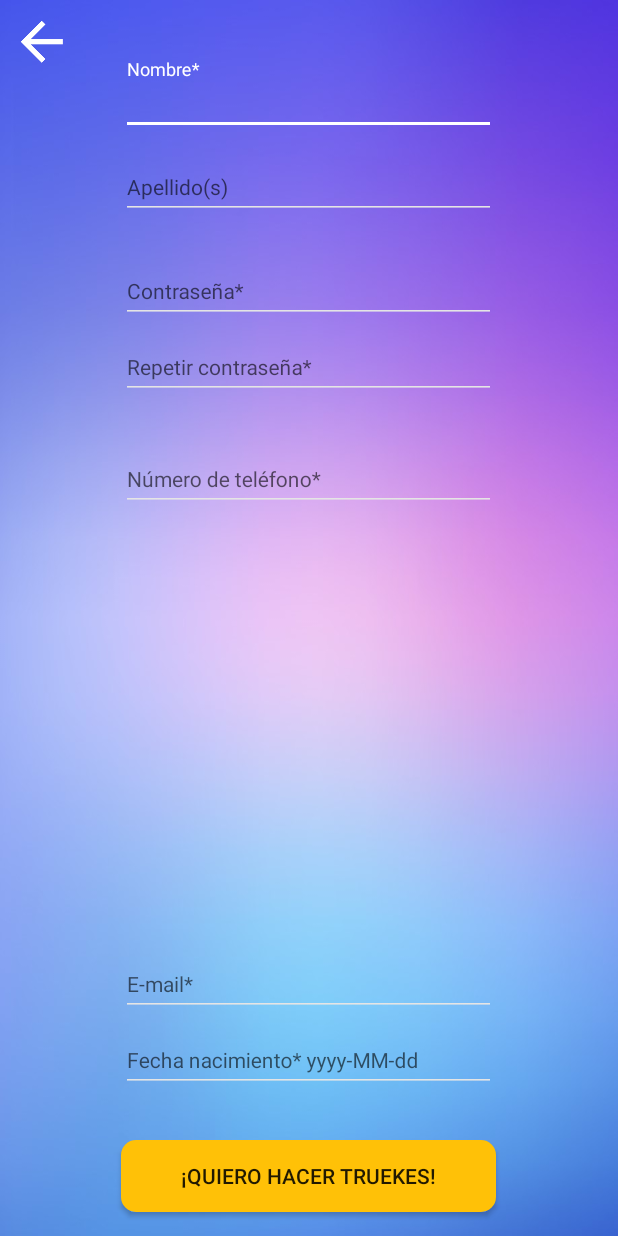
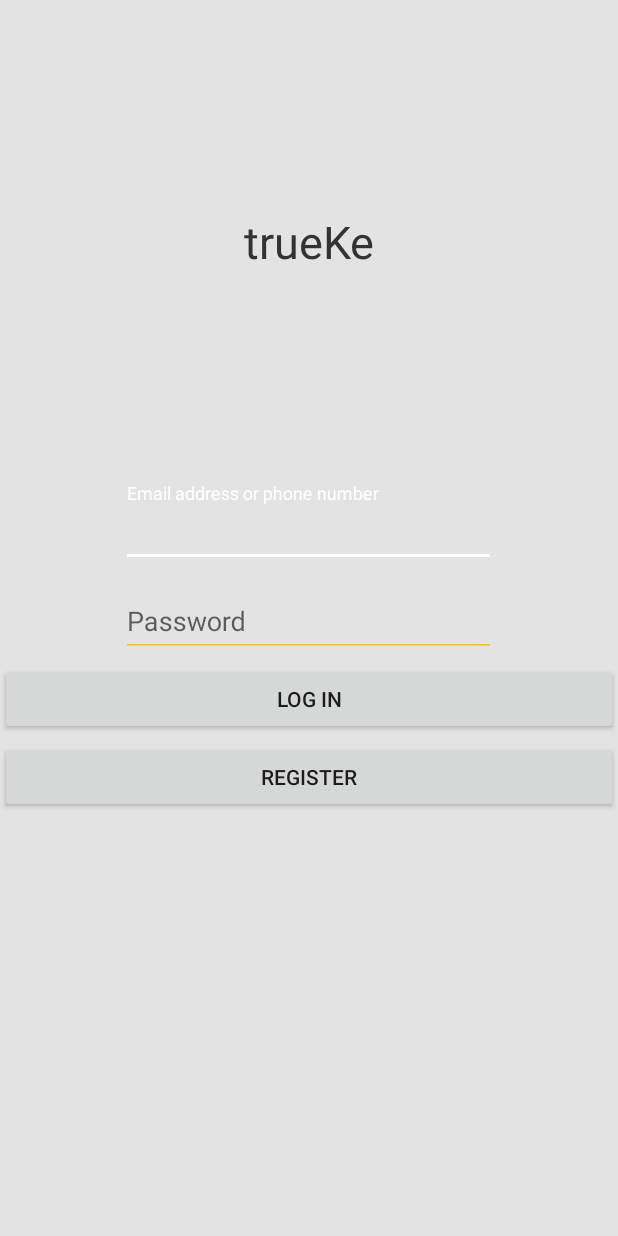
Before and after one commit to marcmendez/TrueKe_Android, an Android app: the screen it shows after launch (LoginActivityImpl), on a phone screen of 412 x 824 dp. Run offline under Robolectric (Android 15) with nearby library versions, the phone set to English and light mode, and no system bars; our stand-ins replace ButterKnife, Dagger/Hilt's generated code.

Commit message:
Login Activity working

```diff
--- a/app/src/main/java/trigues/com/trueke/view/impl/FormatChecker.java
+++ b/app/src/main/java/trigues/com/trueke/utils/FormatChecker.java
@@ -1,4 +1,4 @@
-package trigues.com.trueke.view.impl;
+package trigues.com.trueke.utils;
 
 import android.util.Patterns;
 
--- a/app/src/main/java/trigues/com/trueke/view/LoginActivity.java
+++ b/app/src/main/java/trigues/com/trueke/view/LoginActivity.java
@@ -6,4 +6,5 @@ package trigues.com.trueke.view;
 
 public interface LoginActivity extends BaseActivity {
     void onRegisterRetrieved(Boolean returnParam);
+    void goToShowProductList();
 }
--- /dev/null
+++ b/app/src/main/java/trigues/com/trueke/view/fragment/LoginFragImpl.java
@@ -0,0 +1,102 @@
+package trigues.com.trueke.view.fragment;
+
+import android.os.Bundle;
+import android.support.design.widget.TextInputLayout;
+import android.support.v4.app.Fragment;
+import android.util.Log;
+import android.view.LayoutInflater;
+import android.view.View;
+import android.view.ViewGroup;
+import android.widget.Button;
+import android.widget.EditText;
+
+import trigues.com.trueke.R;
+import trigues.com.trueke.view.impl.LoginActivityImpl;
+
+/**
+ * Created by mbaque on 31/03/2017.
+ */
+
+public class LoginFragImpl extends Fragment {
+
+    TextInputLayout usernameWrapper;
+    TextInputLayout passwordWrapper;
+
+    Button buttonLogin;
+    Button buttonRegister;
+
+    EditText usernameText;
+    EditText passwordText;
+
+
+    public LoginFragImpl() {
+
+    }
+
+    @Override
+    public void onCreate(Bundle savedInstanceState) {
+        super.onCreate(savedInstanceState);
+
+    }
+
+
+
+    @Override
+    public View onCreateView(LayoutInflater inflater, ViewGroup container,
+                             Bundle savedInstanceState) {
+
+        // Inflate the layout for this fragment
+        final View rootView = inflater.inflate(R.layout.fragment_login, container, false);
+
+
+        /*usernameWrapper = (TextInputLayout) rootView.findViewById(R.id.usernameWrapper);
+        passwordWrapper = (TextInputLayout) rootView.findViewById(R.id.passwordWrapper);
+        usernameWrapper.setHint("Email address or phone number");
+        passwordWrapper.setHint("Password");*/
+
+        usernameText = (EditText) rootView.findViewById(R.id.username);
+        passwordText = (EditText) rootView.findViewById(R.id.password);
+        buttonLogin = (Button) rootView.findViewById(R.id.btnLogin);
+        buttonRegister = (Button) rootView.findViewById(R.id.btnRegister);
+
+        buttonLogin.setOnClickListener(new View.OnClickListener()
+        {
+            @Override
+            public void onClick(View v)
+            {
+                String usernameString = usernameText.getText().toString();
+                String passwordString = passwordText.getText().toString();
+
+                Log.d("VALORS", "username = " + usernameString + "   password = " + passwordString);
+
+                // Pasar los datos hacia abajo;
+                ((LoginActivityImpl) getActivity()).onLoginPressed(usernameString, passwordString);
+
+                //hideKeyboard();
+            }
+        });
+
+        buttonRegister.setOnClickListener(new View.OnClickListener()
+        {
+            @Override
+            public void onClick(View v)
+            {
+
+                ((LoginActivityImpl) getActivity()).openRegisterFragment();
+
+            }
+        });
+
+
+        return rootView;
+
+
+    }
+
+
+    @Override
+    public void onActivityCreated(Bundle savedInstanceState) {
+        super.onActivityCreated(savedInstanceState);
+    }
+
+}
--- a/app/src/main/java/trigues/com/trueke/view/impl/PhoneConfirmDialogFragment.java
+++ b/app/src/main/java/trigues/com/trueke/view/fragment/PhoneConfirmDialogFragment.java
@@ -1,4 +1,4 @@
-package trigues.com.trueke.view.impl;
+package trigues.com.trueke.view.fragment;
 
 import android.app.AlertDialog;
 import android.app.Dialog;
--- a/app/src/main/java/trigues/com/trueke/view/impl/LoginActivityImpl.java
+++ b/app/src/main/java/trigues/com/trueke/view/impl/LoginActivityImpl.java
@@ -1,7 +1,8 @@
 package trigues.com.trueke.view.impl;
 
-import android.support.v4.app.Fragment;
+import android.content.Intent;
 import android.os.Bundle;
+import android.view.MenuItem;
 
 import javax.inject.Inject;
 
@@ -12,12 +13,15 @@ import trigues.com.trueke.dependencyinjection.activity.ActivityModule;
 import trigues.com.trueke.dependencyinjection.view.ViewModule;
 import trigues.com.trueke.presenter.LoginPresenter;
 import trigues.com.trueke.view.LoginActivity;
+import trigues.com.trueke.view.fragment.LoginFragImpl;
+import trigues.com.trueke.view.fragment.RegisterFragImpl;
 
 public class LoginActivityImpl extends BaseActivityImpl implements LoginActivity {
 
     @Inject
     LoginPresenter presenter;
-    Fragment f;
+    LoginFragImpl loginFrag;
+    RegisterFragImpl registerFrag;
     @Override
     protected void onCreate(Bundle savedInstanceState) {
         super.onCreate(savedInstanceState);
@@ -30,35 +34,49 @@ public class LoginActivityImpl extends BaseActivityImpl implements LoginActivity
                 .inject(this);
 
         ButterKnife.bind(this);
-        f = new RegisterFragImpl();
+        loginFrag = new LoginFragImpl();
+        registerFrag = new RegisterFragImpl();
+
+        openLoginFragment();
+
+    }
+
+    public void openRegisterFragment(){
         getSupportFragmentManager().beginTransaction()
-                .replace(R.id.fragment_view, f)
+                .replace(R.id.fragment_view, registerFrag)
                 .commit();
+    }
+
+    public void openLoginFragment(){
+        getSupportFragmentManager().beginTransaction()
+                .replace(R.id.fragment_view, loginFrag)
+                .commit();
+    }
+
+    public void goToShowProductList(){
+        startActivity(new Intent(this, ShowProductsActivityImpl.class));
+    }
+
+    public void onLoginPressed(String usuari, String password){
+        presenter.login(usuari, password);
     }
 
     public void onRegisterPressed(String nombre, String apellidos, String contraseña, String telefono, String mail, String fecha ){
         presenter.register(nombre,apellidos,contraseña,telefono,mail,fecha);
     }
 
-    //en cas de tornar enrere treiem el fragment de sobre del login
     @Override
-    public void onBackPressed() {
+    public boolean onOptionsItemSelected(MenuItem item) {
+        openLoginFragment();
+        return true;
+    }
 
-        int count = getFragmentManager().getBackStackEntryCount();
 
-        if (count == 0) {
-            super.onBackPressed();
-        } else {
-            getFragmentManager().popBackStack();
-        }
-
-    }
 
     @Override
     public void onRegisterRetrieved(Boolean returnParam) {
         RegisterFragImpl registerFrag = (RegisterFragImpl)
        getSupportFragmentManager().findFragmentById(R.id.fragment_view);
         registerFrag.onRegisterRetrieved(returnParam);
-
     }
 }
--- /dev/null
+++ b/app/src/main/res/layout/fragment_login.xml
@@ -0,0 +1,93 @@
+<FrameLayout xmlns:android="http://schemas.android.com/apk/res/android"
+    xmlns:tools="http://schemas.android.com/tools"
+    android:layout_width="match_parent"
+    android:layout_height="match_parent">
+
+    <!--android:background = "@drawable/background_register"-->
+
+    <LinearLayout xmlns:android="http://schemas.android.com/apk/res/android"
+        xmlns:tools="http://schemas.android.com/tools"
+        android:background="#e3e3e3"
+        android:layout_width="match_parent"
+        android:layout_height="match_parent"
+        tools:context=".LoginActivity"
+        android:orientation="vertical">
+
+        <RelativeLayout
+            android:layout_width="match_parent"
+            android:layout_height="wrap_content"
+            android:layout_weight="0.5"
+            android:orientation="vertical">
+
+            <TextView
+                android:layout_width="match_parent"
+                android:layout_height="wrap_content"
+                android:layout_centerInParent="true"
+                android:gravity="center"
+                android:text="trueKe"
+                android:textColor="#333333"
+                android:textSize="30sp" />
+
+        </RelativeLayout>
+
+
+        <LinearLayout
+            android:layout_width="match_parent"
+            android:layout_height="wrap_content"
+            android:layout_weight="0.5"
+            android:orientation="vertical">
+
+            <android.support.design.widget.TextInputLayout
+                android:id="@+id/usernameWrapper"
+                android:layout_width="wrap_content"
+                android:layout_height="wrap_content"
+                android:layout_gravity="center"
+                android:minWidth="250dp">
+
+                <EditText
+                    android:id="@+id/username"
+                    android:layout_width="match_parent"
+                    android:layout_height="wrap_content"
+                    android:backgroundTint="@color/colorPrimary"
+                    android:hint="Email address or phone number"/>
+            </android.support.design.widget.TextInputLayout>
+
+
+            <android.support.design.widget.TextInputLayout
+                android:id="@+id/passwordWrapper"
+                android:layout_width="wrap_content"
+                android:layout_height="wrap_content"
+                android:layout_below="@id/usernameWrapper"
+                android:layout_gravity="center"
+                android:layout_marginTop="4dp"
+                android:minWidth="250dp">
+
+                <EditText
+                    android:id="@+id/password"
+                    android:layout_width="match_parent"
+                    android:layout_height="wrap_content"
+                    android:backgroundTint="@color/colorPrimary"
+                    android:hint="Password"
+                    android:inputType="textPassword" />
+            </android.support.design.widget.TextInputLayout>
+
+
+            <Button
+                android:id="@+id/btnLogin"
+                android:layout_marginTop="4dp"
+                android:layout_width="match_parent"
+                android:layout_height="wrap_content"
+                android:text="Log in"/>
+            <!-- android:background="@drawable/myregister_button" -->
+            <Button
+                android:id="@+id/btnRegister"
+                android:layout_marginTop="4dp"
+                android:layout_width="match_parent"
+                android:layout_height="wrap_content"
+                android:text="Register"/>
+
+        </LinearLayout>
+
+    </LinearLayout>
+
+</FrameLayout>
--- a/app/src/main/res/layout/fragment_register.xml
+++ b/app/src/main/res/layout/fragment_register.xml
@@ -3,7 +3,7 @@
     android:layout_width="match_parent"
     android:layout_height="match_parent"
     android:background = "@drawable/background_register"
-    tools:context="trigues.com.trueke.view.impl.RegisterFragImpl">
+    tools:context="trigues.com.trueke.view.fragment.RegisterFragImpl">
 
     <RelativeLayout
         android:layout_width="match_parent"
--- a/data/src/main/java/trigues/com/data/datasource/ApiInterface.java
+++ b/data/src/main/java/trigues/com/data/datasource/ApiInterface.java
@@ -10,13 +10,11 @@ import com.trigues.entity.User;
 
 public interface ApiInterface {
 
-    //TODO: Definir aqui les funcions del datasource
+    void login(User user, BooleanDataCallback dataCallback);
 
     void register(User param, BooleanDataCallback datacallback );
 
     void getUserProductDetails(int productId, ProductDataCallback dataCallback);
-
-    //TODO: Definir aqui els callbacks (interficies) que s'han de passar com a parametre a cada funció del datasource
 
     interface BooleanDataCallback extends DefaultCallback<Boolean> {}
 
--- a/data/src/main/java/trigues/com/data/service/ServerService.java
+++ b/data/src/main/java/trigues/com/data/service/ServerService.java
@@ -15,6 +15,9 @@ import trigues.com.data.entity.ApiDTO;
 
 public interface ServerService {
 
+    @POST("authenticate")
+    Call<ApiDTO<Void>> login(@Body User user);
+
     @POST("users")
     Call<ApiDTO<Void>> register(@Body User user);
 
--- a/domain/src/main/java/com/trigues/RepositoryInterface.java
+++ b/domain/src/main/java/com/trigues/RepositoryInterface.java
@@ -17,6 +17,8 @@ public interface RepositoryInterface {
 
     void getUserProductDetails(int productId, GetUserProductDetailsCallback callback);
 
+    void login(User user, BooleanCallback dataCallback);
+
     //TODO: Definir aqui els callbacks (interficies) que s'han de passar com a parametre a cada funció del repositori
     interface BooleanCallback extends DefaultCallback<Boolean> {}
 
--- a/domain/src/main/java/com/trigues/usecase/LoginUseCase.java
+++ b/domain/src/main/java/com/trigues/usecase/LoginUseCase.java
@@ -15,13 +15,13 @@ import javax.inject.Inject;
  * Created by mbaque on 15/03/2017.
  */
 
-//TODO: Canviar "Void" per classe (entity) que ha de retornar el cas d'ús
-//TODO: Canviar el primer Void de Interactor per el tipus de parametre d'entrada que es vol (Void si no n'hi ha cap)
 public class LoginUseCase extends BaseUseCase<Boolean> implements Interactor<User,Boolean>{
+
     private final RepositoryInterface repository;
     private final ThreadExecutor executor;
     private LoginUseCaseCallback callback;
     private User user;
+
     @Inject
     public LoginUseCase(PostExecutionThread postExecutionThread, ThreadExecutor executor,
                         RepositoryInterface repository) {
@@ -46,7 +46,7 @@ public class LoginUseCase extends BaseUseCase<Boolean> implements Interactor<Use
 
     @Override
     public void run() {
-        repository.register(user,dataCallback);
+        repository.login(user,dataCallback);
     }
 
     @Override
```
Also changed, not shown: app/src/main/java/trigues/com/trueke/presenter/LoginPresenter.java (+19 -0 lines), app/src/main/java/trigues/com/trueke/view/fragment/RegisterFragImpl.java (renamed from app/src/main/java/trigues/com/trueke/view/impl/RegisterFragImpl.java, +14 -1 lines), data/src/main/java/trigues/com/data/datasource/impl/ApiDataSource.java (+10 -0 lines), data/src/main/java/trigues/com/data/repository/AppRepository.java (+15 -0 lines), domain/src/main/java/com/trigues/entity/User.java (+5 -2 lines), 1 other file.
